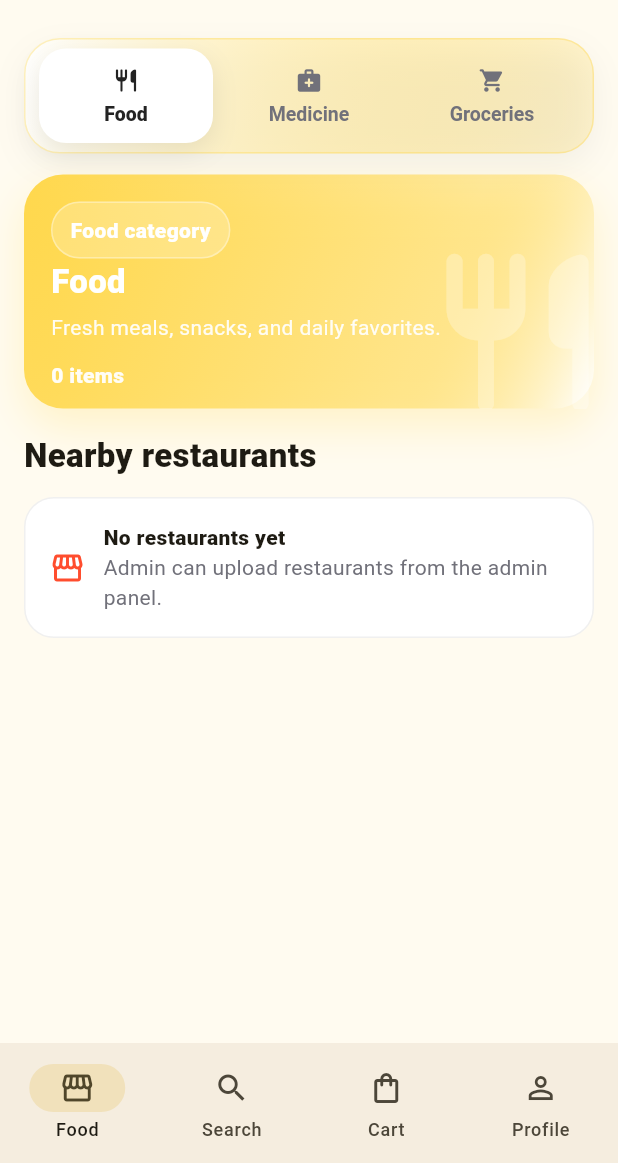
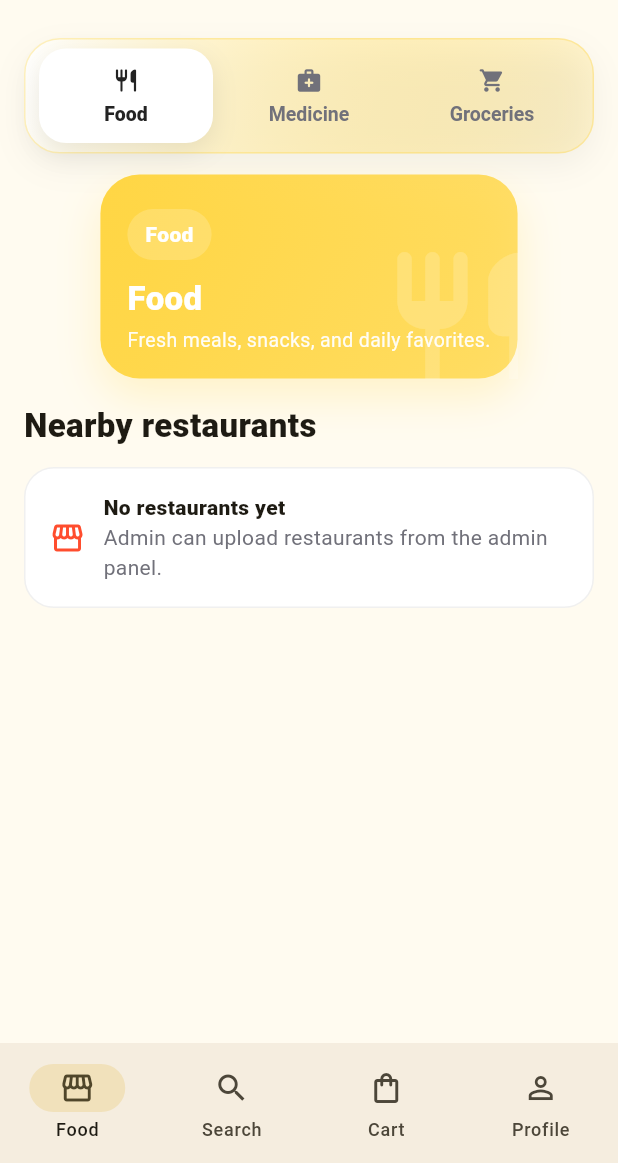
Before and after one commit to Sujon-cste/kds-app, a Flutter app: the screen it shows after launch, on a phone screen of 412 x 824 dp, the part 73-1236 px from its top. Run offline on Flutter 3.47's test engine with Material 3 defaults, Android fonts, the phone set to English and light mode, and no system bars; network calls fail.

Commit message:
fix: simplify category hero layout

```diff
--- a/lib/main.dart
+++ b/lib/main.dart
@@ -127,13 +127,11 @@
     required this.category,
     required this.title,
     required this.subtitle,
-    required this.itemCount,
   });
 
   final String category;
   final String title;
   final String subtitle;
-  final int itemCount;
 
   @override
   Widget build(BuildContext context) {
@@ -154,16 +152,14 @@
       },
       child: Container(
         key: ValueKey(category),
-        height: 156,
+        height: 136,
         decoration: BoxDecoration(
           borderRadius: BorderRadius.circular(26),
           gradient: LinearGradient(
             colors: [
-              accent.withValues(alpha: .90),
-              accent.withValues(alpha: .45),
-              Colors.white,
-            ],
-            stops: const [0.0, 0.7, 1.0],
+              accent.withValues(alpha: .95),
+              accent.withValues(alpha: .72),
+            ],
             begin: Alignment.topLeft,
             end: Alignment.bottomRight,
           ),
@@ -178,71 +174,56 @@
         child: Stack(
           children: [
             Positioned(
-              right: -12,
-              bottom: -12,
+              right: -18,
+              bottom: -18,
               child: Icon(
                 icon,
-                size: 126,
-                color: Colors.white.withValues(alpha: .28),
-              ),
-            ),
-            Positioned(
-              left: 18,
-              top: 18,
-              right: 18,
-              bottom: 18,
+                size: 112,
+                color: Colors.white.withValues(alpha: .18),
+              ),
+            ),
+            Padding(
+              padding: const EdgeInsets.all(18),
               child: Column(
                 crossAxisAlignment: CrossAxisAlignment.start,
-                mainAxisAlignment: MainAxisAlignment.spaceBetween,
+                mainAxisAlignment: MainAxisAlignment.end,
                 children: [
                   Container(
                     padding:
-                        const EdgeInsets.symmetric(horizontal: 12, vertical: 8),
+                        const EdgeInsets.symmetric(horizontal: 12, vertical: 7),
                     decoration: BoxDecoration(
-                      color: Colors.white.withValues(alpha: .22),
+                      color: Colors.white.withValues(alpha: .18),
                       borderRadius: BorderRadius.circular(999),
-                      border: Border.all(
-                        color: Colors.white.withValues(alpha: .35),
-                      ),
                     ),
                     child: Text(
-                      '${menuCategoryLabel(category)} category',
+                      menuCategoryLabel(category),
                       style: const TextStyle(
                         color: Colors.white,
                         fontWeight: FontWeight.w800,
                       ),
                     ),
                   ),
-                  Column(
-                    crossAxisAlignment: CrossAxisAlignment.start,
-                    mainAxisSize: MainAxisSize.min,
-                    children: [
+                  const SizedBox(height: 10),
                   Text(
                     title,
+                    maxLines: 1,
+                    overflow: TextOverflow.ellipsis,
                     style: const TextStyle(
                       color: Colors.white,
                       fontSize: 22,
                       fontWeight: FontWeight.w900,
                     ),
                   ),
-                      const SizedBox(height: 6),
+                  const SizedBox(height: 4),
                   Text(
                     subtitle,
+                    maxLines: 2,
+                    overflow: TextOverflow.ellipsis,
                     style: TextStyle(
-                          color: Colors.white.withValues(alpha: .92),
-                          fontSize: 14,
-                          height: 1.35,
-                        ),
-                      ),
-                      const SizedBox(height: 12),
-                      Text(
-                        '$itemCount item${itemCount == 1 ? '' : 's'}',
-                        style: TextStyle(
-                          color: Colors.white.withValues(alpha: .95),
-                          fontWeight: FontWeight.w800,
-                        ),
-                      ),
-                    ],
+                      color: Colors.white.withValues(alpha: .94),
+                      fontSize: 13,
+                      height: 1.25,
+                    ),
                   ),
                 ],
               ),
@@ -1853,14 +1834,6 @@
             category: selectedCategory,
             title: menuCategoryLabel(selectedCategory),
             subtitle: menuCategoryBlurb(selectedCategory),
-            itemCount: restaurants.fold<int>(
-              0,
-              (sum, restaurant) =>
-                  sum +
-                  restaurant.menu
-                      .where((item) => item.category == selectedCategory)
-                      .length,
-            ),
           ),
           const SizedBox(height: 16),
           const Text(
@@ -2195,14 +2168,6 @@
             category: widget.selectedCategory,
             title: menuCategoryLabel(widget.selectedCategory),
             subtitle: menuCategoryBlurb(widget.selectedCategory),
-            itemCount: widget.restaurants.fold<int>(
-              0,
-              (sum, restaurant) =>
-                  sum +
-                  restaurant.menu
-                      .where((item) => item.category == widget.selectedCategory)
-                      .length,
-            ),
           ),
           const SizedBox(height: 16),
           TextField(
```
Lines whose indentation alone changed are shown as unchanged.
